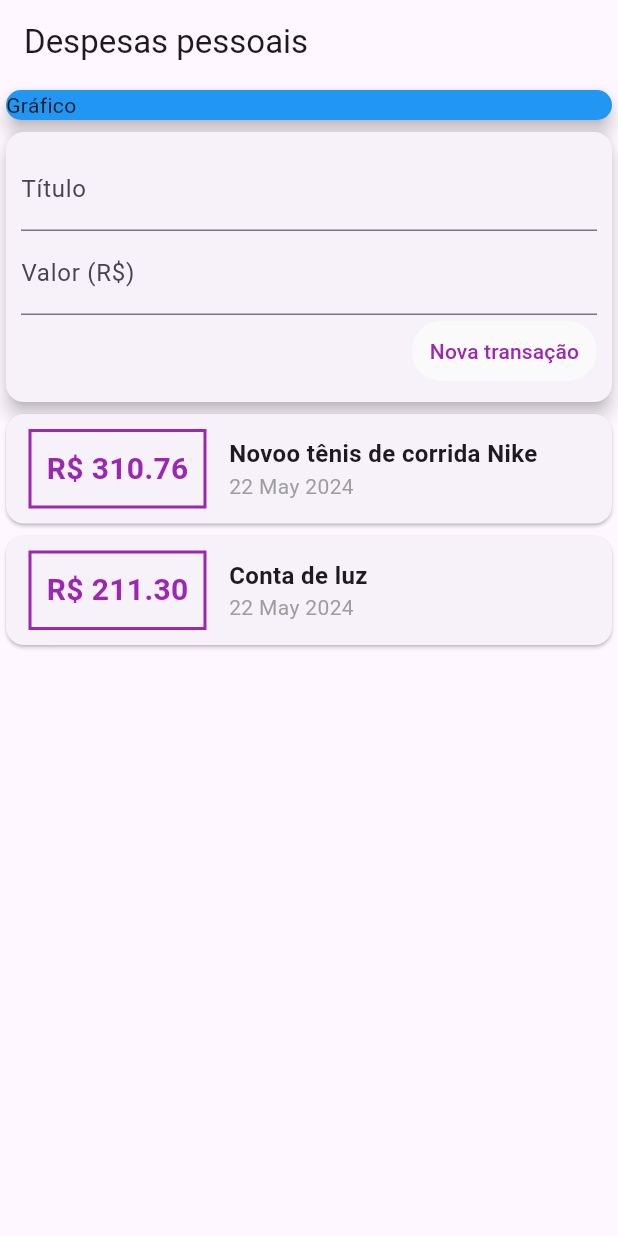
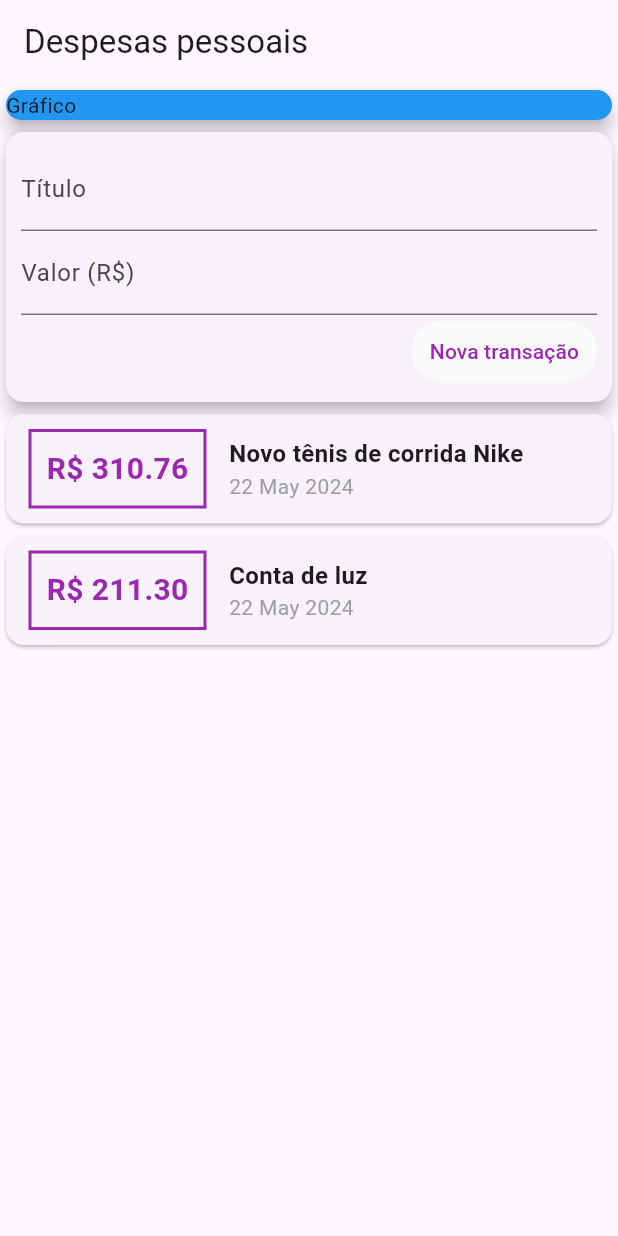
Before and after one commit to alexandrespindola/expenses_app, a Flutter app: the screen it shows after launch, on a phone screen of 412 x 824 dp. Run offline on Flutter 3.47's test engine with Material 3 defaults, Android fonts, the phone set to English and light mode, and no system bars.

Commit message:
Fix typo in transaction title

```diff
--- a/lib/components/transaction_user.dart
+++ b/lib/components/transaction_user.dart
@@ -15,7 +15,7 @@ class _TransactionUserState extends State<TransactionUser> {
   final _transactions = [
     Transaction(
       id: 't1',
-      title: 'Novoo tênis de corrida Nike',
+      title: 'Novo tênis de corrida Nike',
       value: 310.76,
       date: DateTime.now(),
     ),
```
